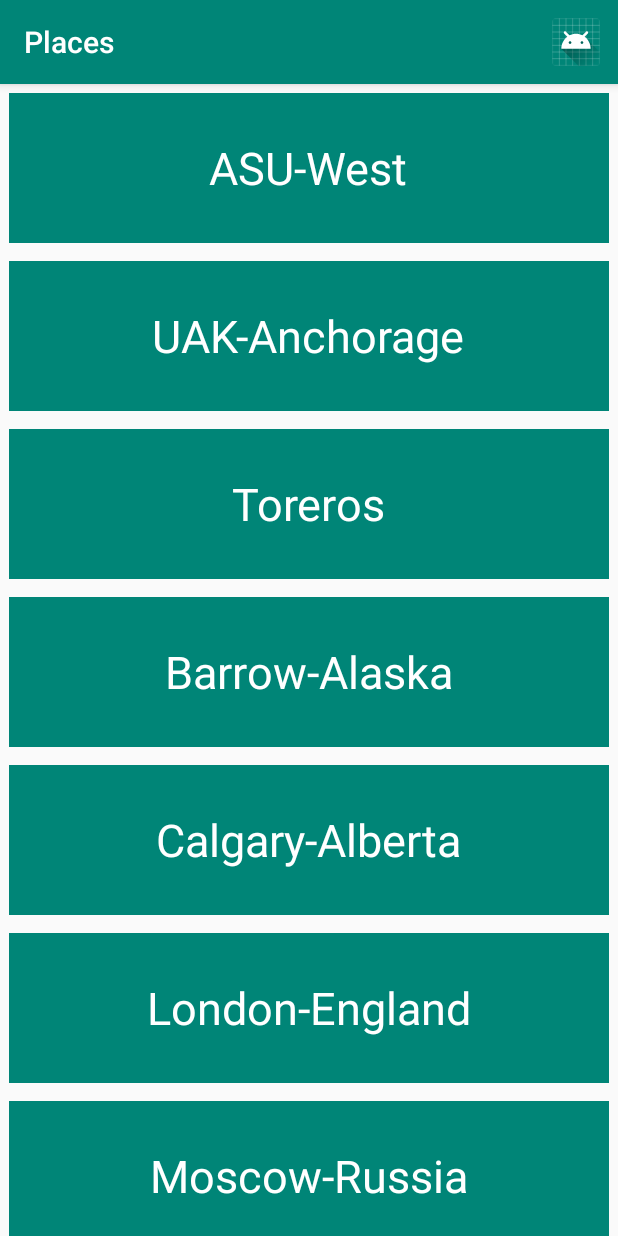
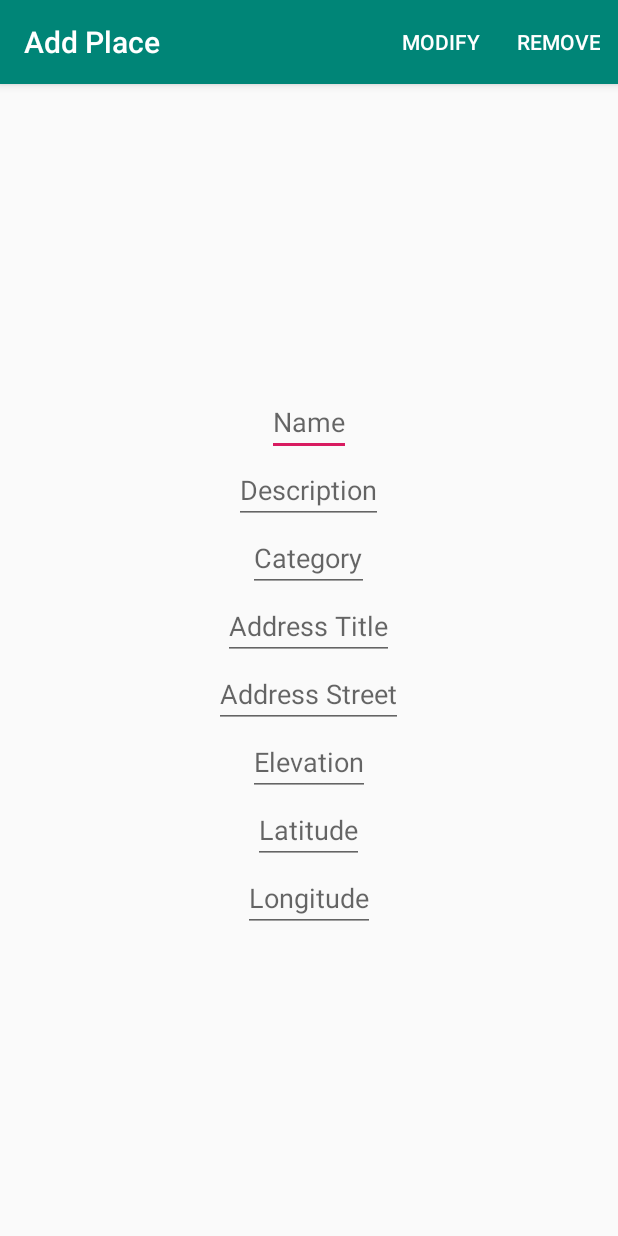
Before and after one commit to rohitksingh/Android-Places-App, an Android app: the screen it shows after launch (PlaceListActivity before the commit, AddPlaceActivity after it), after a tap on "add", on a phone screen of 412 x 824 dp. Run offline under Robolectric (Android 15) with nearby library versions, the phone set to English and light mode, and no system bars.

Commit message:
Added Add new place Activity

```diff
--- a/app/src/main/AndroidManifest.xml
+++ b/app/src/main/AndroidManifest.xml
@@ -21,6 +21,7 @@
                 <category android:name="android.intent.category.LAUNCHER" />
             </intent-filter>
         </activity>
+        <activity android:name=".AddPlaceActivity" android:label="Add Place"/>
     </application>
 
 </manifest>
--- /dev/null
+++ b/app/src/main/java/edu/asu/msse/rsingh92/assignment1/AddPlaceActivity.java
@@ -0,0 +1,54 @@
+package edu.asu.msse.rsingh92.assignment1;
+
+import android.os.Bundle;
+import android.view.Menu;
+import android.view.MenuItem;
+import android.widget.EditText;
+import android.widget.Toast;
+
+import androidx.appcompat.app.AppCompatActivity;
+
+public class AddPlaceActivity extends AppCompatActivity {
+
+    private EditText name, description, category, addressTitle, addressStreet, elevation, latitude, longitude;
+
+    @Override
+    protected void onCreate(Bundle savedInstanceState){
+        super.onCreate(savedInstanceState);
+        setContentView(R.layout.activity_add_place);
+        name = findViewById(R.id.name);
+        description = findViewById(R.id.description);
+        category = findViewById(R.id.category);
+        addressTitle = findViewById(R.id.addressTitle);
+        addressStreet = findViewById(R.id.addressStreet);
+        elevation = findViewById(R.id.elevation);
+        latitude = findViewById(R.id.latitude);
+        longitude = findViewById(R.id.longitude);
+    }
+
+    @Override
+    public boolean onCreateOptionsMenu(Menu menu) {
+
+        getMenuInflater().inflate(R.menu.place_detail_menu,menu);
+        return true;
+
+    }
+
+    @Override
+    public boolean onOptionsItemSelected(MenuItem item)
+    {
+
+        switch (item.getItemId())
+        {
+
+            case R.id.save:
+                Toast.makeText(this, "Save", Toast.LENGTH_SHORT).show();
+                return true;
+
+            default:
+                return super.onOptionsItemSelected(item);
+
+        }
+
+    }
+}
--- a/app/src/main/java/edu/asu/msse/rsingh92/assignment1/PlaceDetailActivity.java
+++ b/app/src/main/java/edu/asu/msse/rsingh92/assignment1/PlaceDetailActivity.java
@@ -145,5 +145,4 @@ public class PlaceDetailActivity extends AppCompatActivity implements AdapterVie
 
     }
 
-
 }
--- a/app/src/main/java/edu/asu/msse/rsingh92/assignment1/PlaceListActivity.java
+++ b/app/src/main/java/edu/asu/msse/rsingh92/assignment1/PlaceListActivity.java
@@ -78,7 +78,7 @@ public class PlaceListActivity extends AppCompatActivity implements ListClickLis
         {
 
             case R.id.add:
-                Toast.makeText(this, "Add", Toast.LENGTH_SHORT).show();
+                openAddPlaceActivity();
                 return true;
 
             default:
@@ -88,4 +88,9 @@ public class PlaceListActivity extends AppCompatActivity implements ListClickLis
 
     }
 
+    private void openAddPlaceActivity(){
+        Intent intent = new Intent(this, AddPlaceActivity.class);
+        startActivity(intent);
+    }
+
 }
--- /dev/null
+++ b/app/src/main/res/layout/activity_add_place.xml
@@ -0,0 +1,56 @@
+<?xml version="1.0" encoding="utf-8"?>
+<LinearLayout xmlns:android="http://schemas.android.com/apk/res/android"
+    android:layout_width="match_parent"
+    android:layout_height="match_parent"
+    android:orientation="vertical"
+    android:gravity="center"
+    >
+    <EditText
+        android:id="@+id/name"
+        android:layout_width="wrap_content"
+        android:layout_height="wrap_content"
+        android:hint="Name"
+        />
+    <EditText
+        android:id="@+id/description"
+        android:layout_width="wrap_content"
+        android:layout_height="wrap_content"
+        android:hint="Description"
+        />
+    <EditText
+        android:id="@+id/category"
+        android:layout_width="wrap_content"
+        android:layout_height="wrap_content"
+        android:hint="Category"
+        />
+    <EditText
+        android:id="@+id/addressTitle"
+        android:layout_width="wrap_content"
+        android:layout_height="wrap_content"
+        android:hint="Address Title"
+        />
+    <EditText
+        android:id="@+id/addressStreet"
+        android:layout_width="wrap_content"
+        android:layout_height="wrap_content"
+        android:hint="Address Street"
+        />
+    <EditText
+        android:id="@+id/elevation"
+        android:layout_width="wrap_content"
+        android:layout_height="wrap_content"
+        android:hint="Elevation"
+        />
+    <EditText
+        android:id="@+id/latitude"
+        android:layout_width="wrap_content"
+        android:layout_height="wrap_content"
+        android:hint="Latitude"
+        />
+    <EditText
+        android:id="@+id/longitude"
+        android:layout_width="wrap_content"
+        android:layout_height="wrap_content"
+        android:hint="Longitude"
+        />
+</LinearLayout>
--- /dev/null
+++ b/app/src/main/res/menu/add_place_menu.xml
@@ -0,0 +1,11 @@
+<?xml version="1.0" encoding="utf-8"?>
+<menu xmlns:android="http://schemas.android.com/apk/res/android"
+    xmlns:app="http://schemas.android.com/apk/res-auto">
+    <item
+        android:id="@+id/save"
+        android:orderInCategory="10"
+        android:title="SAVE"
+        app:showAsAction="always"
+
+        />
+</menu>
```
